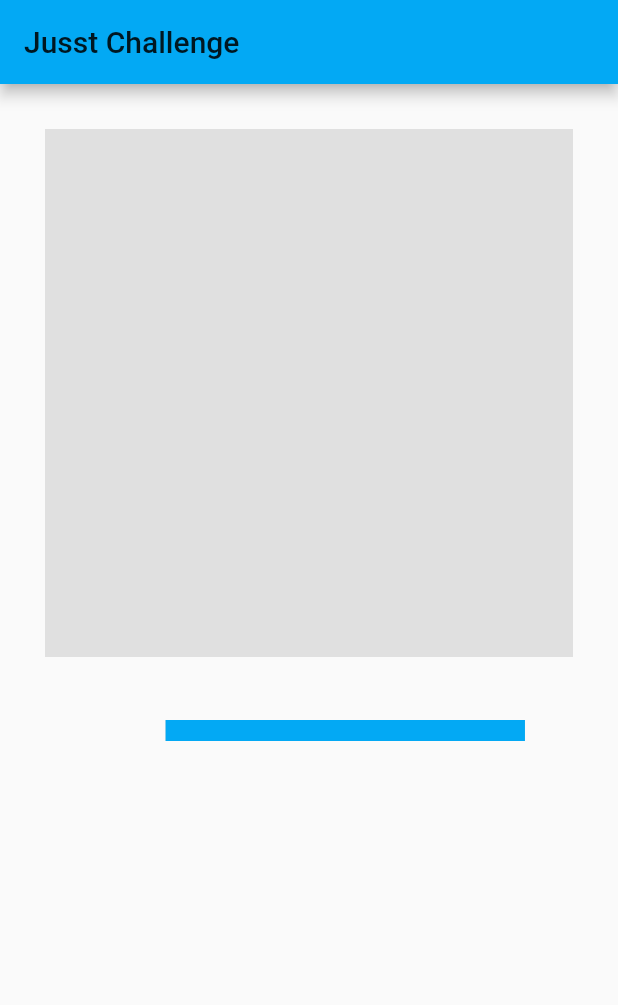
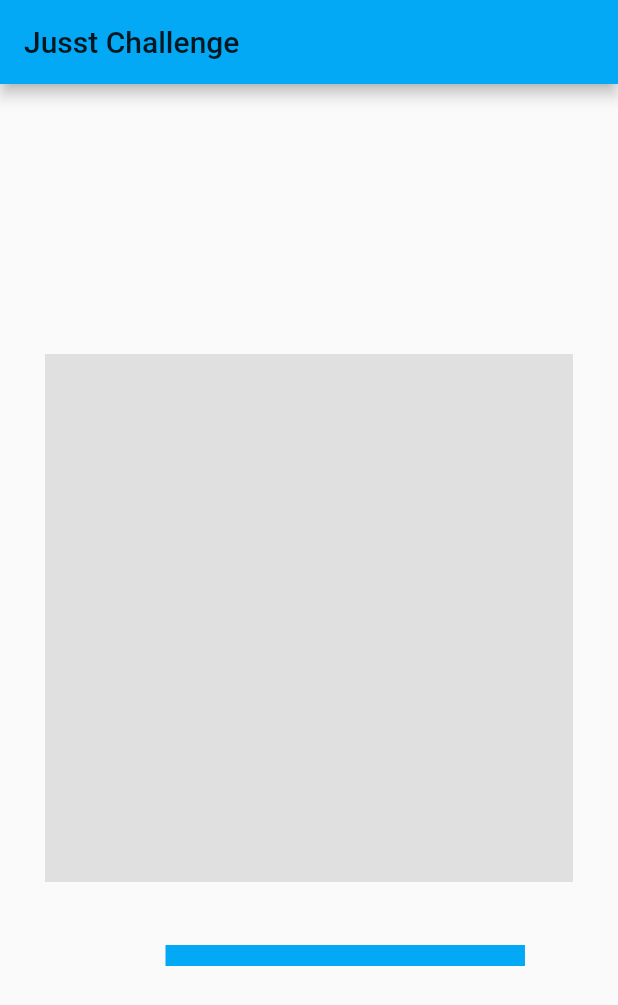
Before and after one commit to unusualkid/jusst_challenge, a Flutter app: the screen it shows after launch, on a phone screen of 412 x 824 dp. Shown: the top 1005 px of the screen. Run offline on Flutter 3.47's test engine with Material 2 defaults, Android fonts, the phone set to English and light mode, and no system bars; drawn by our look-alikes of percent_indicator; network calls fail.

Commit message:
Reset playback position on new song

```diff
--- a/lib/widgets/home_page.dart
+++ b/lib/widgets/home_page.dart
@@ -59,10 +59,10 @@ class _HomePageState extends State<HomePage> {
                   title = metaData[Strings.titleKey];
                 }
                 if (metaData[Strings.durationKey] != null) {
-                  duration = metaData[Strings.durationKey];
-
                   // Reset playback position on the progressBar
                   playbackPosition = 0;
+
+                  duration = metaData[Strings.durationKey];
                 }
               }
 
@@ -87,7 +87,7 @@ class _HomePageState extends State<HomePage> {
             return Container(
               padding: EdgeInsets.all(10),
               child: Column(
-                mainAxisAlignment: MainAxisAlignment.spaceBetween,
+                mainAxisAlignment: MainAxisAlignment.center,
                 children: [
                   SongInfo(
                     url: coverArtUrl,
@@ -111,9 +111,6 @@ class _HomePageState extends State<HomePage> {
                       )
                     ],
                   ),
-                  Spacer(),
-                  Text(snapshot.hasData ? '${snapshot.data}' : ''),
-                  Text(snapshot.hasData ? '${snapshot.connectionState}' : ''),
                 ],
               ),
             );
```
